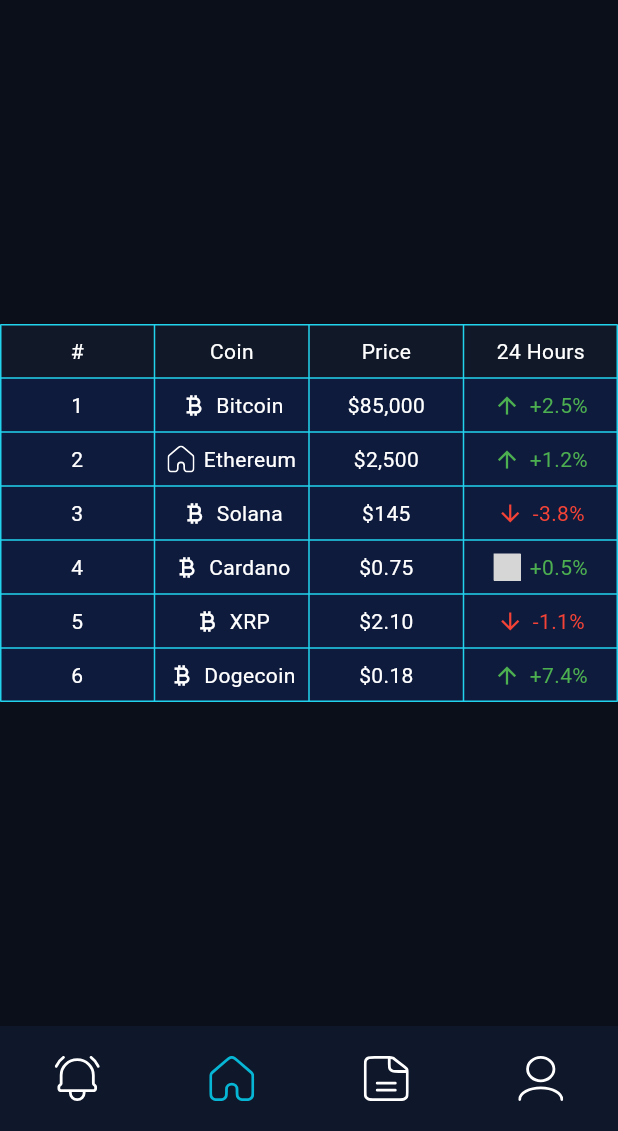
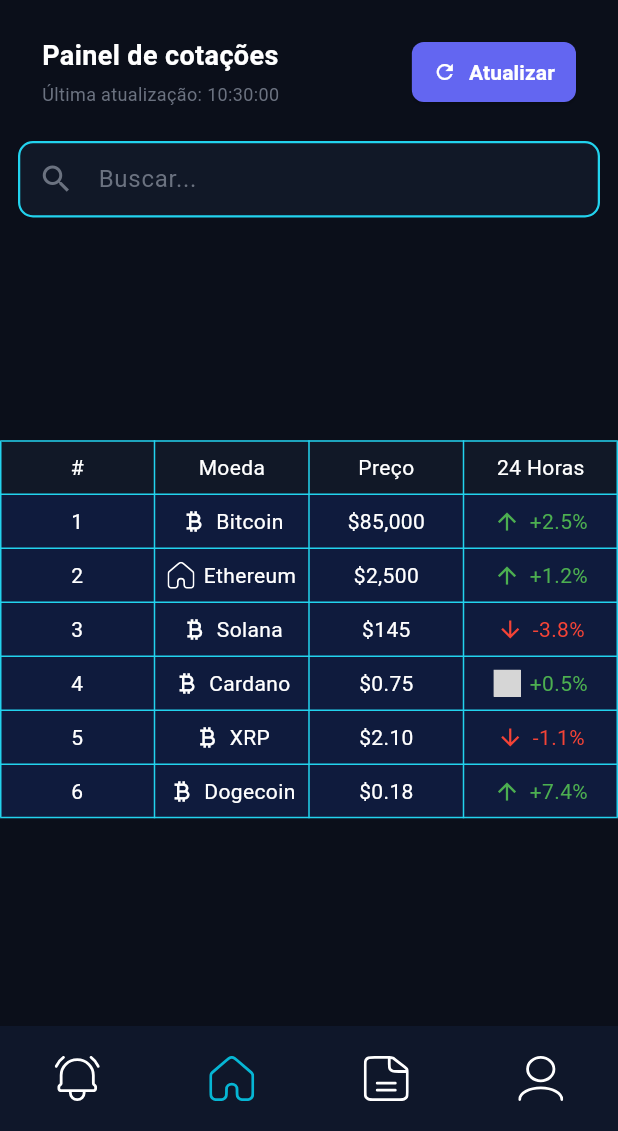
Before and after one commit to DaviNogueira1020/CryptoAlert_App, a Flutter app: the TableScreen screen opened directly, on a phone screen of 412 x 824 dp, the part 105-1236 px from its top. Run offline on Flutter 3.47's test engine with Material 3 defaults, Android fonts, the phone set to English and light mode, and no system bars; our stand-ins replace cloud_firestore, firebase_core, flutter_svg, shared_preferences; missing offline and left inert: ulid; accounts and stored records are empty; grey boxes are pictures that could not be loaded.

Commit message:
Fixing new bugs home and create presentation page

```diff
--- a/mobile/lib/presentation/pages/table.dart
+++ b/mobile/lib/presentation/pages/table.dart
@@ -1,5 +1,3 @@
-//Area onde tou fazendo testes por isso não estar no index() ainda
-
 import 'package:flutter/material.dart';
 import 'package:flutter_svg/flutter_svg.dart';
 import 'package:mobile/presentation/widgets/header.dart';
@@ -18,11 +16,115 @@
 }
 
 class TableScreenState extends State<TableScreen> {
-  Widget buildCell(
-    String text, {
-    Widget? leading,
-    Color? color,
-  }) {
+  DateTime _lastUpdate = DateTime.now();
+  final TextEditingController _searchController = TextEditingController();
+
+  @override
+  void dispose() {
+    _searchController.dispose();
+    super.dispose();
+  }
+
+  String get _formattedTime {
+    final h = _lastUpdate.hour.toString().padLeft(2, '0');
+    final m = _lastUpdate.minute.toString().padLeft(2, '0');
+    final s = _lastUpdate.second.toString().padLeft(2, '0');
+    return '$h:$m:$s';
+  }
+
+  // ─── Painel de cotações (parte de cima) ───────────────────────────────────
+
+  Widget buildPainelHeader() {
+    return Container(
+      margin: const EdgeInsets.fromLTRB(12, 12, 12, 0),
+      padding: const EdgeInsets.symmetric(horizontal: 16, vertical: 12),
+      decoration: BoxDecoration(
+        borderRadius: BorderRadius.circular(12),
+      ),
+      child: Row(
+        crossAxisAlignment: CrossAxisAlignment.center,
+        children: [
+          // Título + última atualização
+          Expanded(
+            child: Column(
+              crossAxisAlignment: CrossAxisAlignment.start,
+              children: [
+                const Text(
+                  'Painel de cotações',
+                  style: TextStyle(
+                    color: Colors.white,
+                    fontSize: 18,
+                    fontWeight: FontWeight.bold,
+                  ),
+                ),
+                const SizedBox(height: 4),
+                Text(
+                  'Última atualização: $_formattedTime',
+                  style: const TextStyle(
+                    color: Color(0xFF6B7280),
+                    fontSize: 12,
+                  ),
+                ),
+              ],
+            ),
+          ),
+
+          // Botão Atualizar
+          ElevatedButton.icon(
+            onPressed: () {
+              setState(() {
+                _lastUpdate = DateTime.now();
+              });
+            },
+            icon: const Icon(Icons.refresh, size: 16, color: Colors.white),
+            label: const Text(
+              'Atualizar',
+              style: TextStyle(
+                color: Colors.white,
+                fontWeight: FontWeight.bold,
+              ),
+            ),
+            style: ElevatedButton.styleFrom(
+              backgroundColor: const Color(0xFF6366F1),
+              padding: const EdgeInsets.symmetric(horizontal: 14, vertical: 10),
+              shape: RoundedRectangleBorder(
+                borderRadius: BorderRadius.circular(8),
+              ),
+            ),
+          ),
+        ],
+      ),
+    );
+  }
+
+  Widget buildSearchBar() {
+    return Container(
+      margin: const EdgeInsets.fromLTRB(12, 10, 12, 10),
+      decoration: BoxDecoration(
+        color: const Color(0xFF111827),
+        borderRadius: BorderRadius.circular(10),
+        border: Border.all(color: const Color(0xFF22D3EE), width: 1.5),
+      ),
+      child: TextField(
+        controller: _searchController,
+        style: const TextStyle(color: Colors.white),
+        decoration: const InputDecoration(
+          hintText: 'Buscar...',
+          hintStyle: TextStyle(color: Color(0xFF6B7280)),
+          prefixIcon: Icon(Icons.search, color: Color(0xFF6B7280)),
+          border: InputBorder.none,
+          contentPadding: EdgeInsets.symmetric(vertical: 12),
+        ),
+        onChanged: (value) {
+          setState(() {}); // filtra a tabela se quiser
+        },
+      ),
+    );
+  }
+
+  // ─── Células e linhas da tabela (igual ao seu código original) ────────────
+
+  Widget buildCell(String text, {Widget? leading, Color? color}) {
     return Padding(
       padding: const EdgeInsets.all(8.0),
       child: Center(
@@ -35,9 +137,7 @@
             ],
             Text(
               text,
-              style: TextStyle(
-                color: color ?? widget.textColor,
-              ),
+              style: TextStyle(color: color ?? widget.textColor),
               textAlign: TextAlign.center,
             ),
           ],
@@ -48,14 +148,12 @@
 
   TableRow buildHeaderRow() {
     return TableRow(
-      decoration: const BoxDecoration(
-        color: Color(0xff111827),
-      ),
+      decoration: const BoxDecoration(color: Color(0xff111827)),
       children: [
         buildCell("#"),
-        buildCell("Coin"),
-        buildCell("Price"),
-        buildCell("24 Hours"),
+        buildCell("Moeda"),
+        buildCell("Preço"),
+        buildCell("24 Horas"),
       ],
     );
   }
@@ -72,34 +170,19 @@
     return TableRow(
       children: [
         buildCell(rank),
-
         buildCell(
           coin,
           leading: coinSvg == null
-              ? Icon(
-                  Icons.currency_bitcoin,
-                  color: widget.textColor,
-                  size: 18,
-                )
-              : SvgPicture.asset(
-                  coinSvg,
-                  width: 18,
-                  height: 18,
-                ),
+              ? Icon(Icons.currency_bitcoin, color: widget.textColor, size: 18)
+              : SvgPicture.asset(coinSvg, width: 18, height: 18),
         ),
-
         buildCell(price),
-
         buildCell(
           change24h,
           leading: changeSvg == null
               ? Icon(
-                  isPositive
-                      ? Icons.arrow_upward
-                      : Icons.arrow_downward,
-                  color: isPositive
-                      ? Colors.green
-                      : Colors.red,
+                  isPositive ? Icons.arrow_upward : Icons.arrow_downward,
+                  color: isPositive ? Colors.green : Colors.red,
                   size: 18,
                 )
               : SvgPicture.asset(
@@ -107,15 +190,11 @@
                   width: 18,
                   height: 18,
                   colorFilter: ColorFilter.mode(
-                    isPositive
-                        ? Colors.green
-                        : Colors.red,
+                    isPositive ? Colors.green : Colors.red,
                     BlendMode.srcIn,
                   ),
                 ),
-          color: isPositive
-              ? Colors.green
-              : Colors.red,
+          color: isPositive ? Colors.green : Colors.red,
         ),
       ],
     );
@@ -128,64 +207,18 @@
         child: Container(
           color: const Color(0xff0F1B3D),
           child: Table(
-            border: TableBorder.all(
-              color: const Color(0xff22D3EE),
-              width: 1,
-            ),
-            defaultVerticalAlignment:
-                TableCellVerticalAlignment.middle,
+            border: TableBorder.all(color: const Color(0xff22D3EE), width: 1),
+            defaultVerticalAlignment: TableCellVerticalAlignment.middle,
             children: [
               buildHeaderRow(),
-
-              buildDataRow(
-                "1",
-                "Bitcoin",
-                "\$85,000",
-                "+2.5%",
-                true,
-              ),
-
-              buildDataRow(
-                "2",
-                "Ethereum",
-                "\$2,500",
-                "+1.2%",
-                true,
-                coinSvg: "assets/Icons/home.svg",
-              ),
-
-              buildDataRow(
-                "3",
-                "Solana",
-                "\$145",
-                "-3.8%",
-                false,
-              ),
-
-              buildDataRow(
-                "4",
-                "Cardano",
-                "\$0.75",
-                "+0.5%",
-                true,
-                changeSvg: "assets/Icons/turnSignalTrue.svg",
-              ),
-
-              buildDataRow(
-                "5",
-                "XRP",
-                "\$2.10",
-                "-1.1%",
-                false,
-              ),
-
-              buildDataRow(
-                "6",
-                "Dogecoin",
-                "\$0.18",
-                "+7.4%",
-                true,
-              ),
+              buildDataRow("1", "Bitcoin", "\$85,000", "+2.5%", true),
+              buildDataRow("2", "Ethereum", "\$2,500", "+1.2%", true,
+                  coinSvg: "assets/Icons/home.svg"),
+              buildDataRow("3", "Solana", "\$145", "-3.8%", false),
+              buildDataRow("4", "Cardano", "\$0.75", "+0.5%", true,
+                  changeSvg: "assets/Icons/turnSignalTrue.svg"),
+              buildDataRow("5", "XRP", "\$2.10", "-1.1%", false),
+              buildDataRow("6", "Dogecoin", "\$0.18", "+7.4%", true),
             ],
           ),
         ),
@@ -201,11 +234,14 @@
         children: [
           const Header(),
 
-          Expanded(
-            child: buildTable(),
-          ),
+          // ── Parte nova ──
+          buildPainelHeader(),
+          buildSearchBar(),
+          // ────────────────
 
-          const Footer(initialBottonClicked: 1,),
+          Expanded(child: buildTable()),
+
+          const Footer(initialBottonClicked: 1),
         ],
       ),
     );
--- a/mobile/lib/presentation/widgets/footer.dart
+++ b/mobile/lib/presentation/widgets/footer.dart
@@ -1,6 +1,7 @@
 import 'package:flutter/material.dart';
 import 'package:flutter_svg/flutter_svg.dart';
 import 'package:mobile/presentation/pages/login.dart';
+import 'package:mobile/presentation/pages/onboardingScreen.dart';
 import 'package:mobile/presentation/pages/table.dart';
 
 class Footer extends StatefulWidget {
@@ -57,9 +58,9 @@
                     Navigator.push(
                         context,
                         MaterialPageRoute(
-                          builder: (context) => Login(selectedButton: 1,),
+                          builder: (context) => const OnboardingScreen(),
                         ));
-                  },
+                    },
                   child: Center(
                     child: SvgPicture.asset(
                       'assets/Icons/notifications.svg',
--- a/mobile/pubspec.yaml
+++ b/mobile/pubspec.yaml
@@ -32,6 +32,7 @@
   assets:
     - assets/Logo/
     - assets/Icons/
+    - assets/Presentation/
 
   # The following line ensures that the Material Icons font is
   # included with your application, so that you can use the icons in
```
Also changed, not shown: mobile/lib/presentation/pages/onboardingScreen.dart (added, +237 -0 lines), mobile/assets/Presentation/presentation1.png (added), mobile/assets/Presentation/presentation2.png (added), mobile/assets/Presentation/presentation3.png (added).
